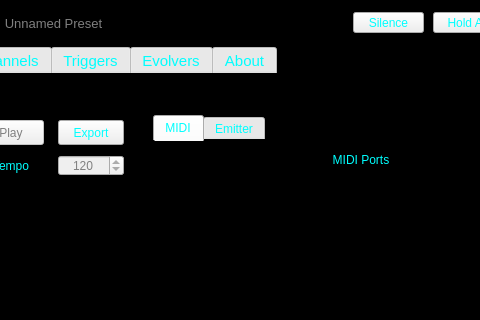
TheDaemoness/Soundbench, file ui/sbmain/soundbenchmain.ui: the form before one commit; both pictures show x 252 to 732 and y 0 to 320 of the 1065 by 573 pixel window.
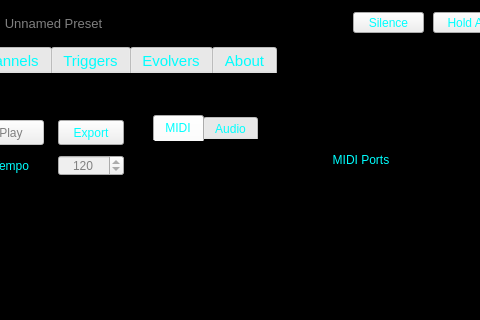
The form after the commit. The open tabs and pages were chosen to show the change. Icons and pictures are not drawn.

Commit message: Changed the "Emitter" tab to "Audio" to avoid ambiguity.

Patch:
```diff
--- a/ui/sbmain/soundbenchmain.ui
+++ b/ui/sbmain/soundbenchmain.ui
@@ -1080,7 +1080,7 @@
       </widget>
       <widget class="QWidget" name="emitterTab">
        <attribute name="title">
-        <string>Emitter</string>
+        <string>Audio</string>
        </attribute>
        <widget class="QListWidget" name="outputsList">
         <property name="geometry">
```
Left out of the diff: 6 changed lines with no effect on the pictures.
